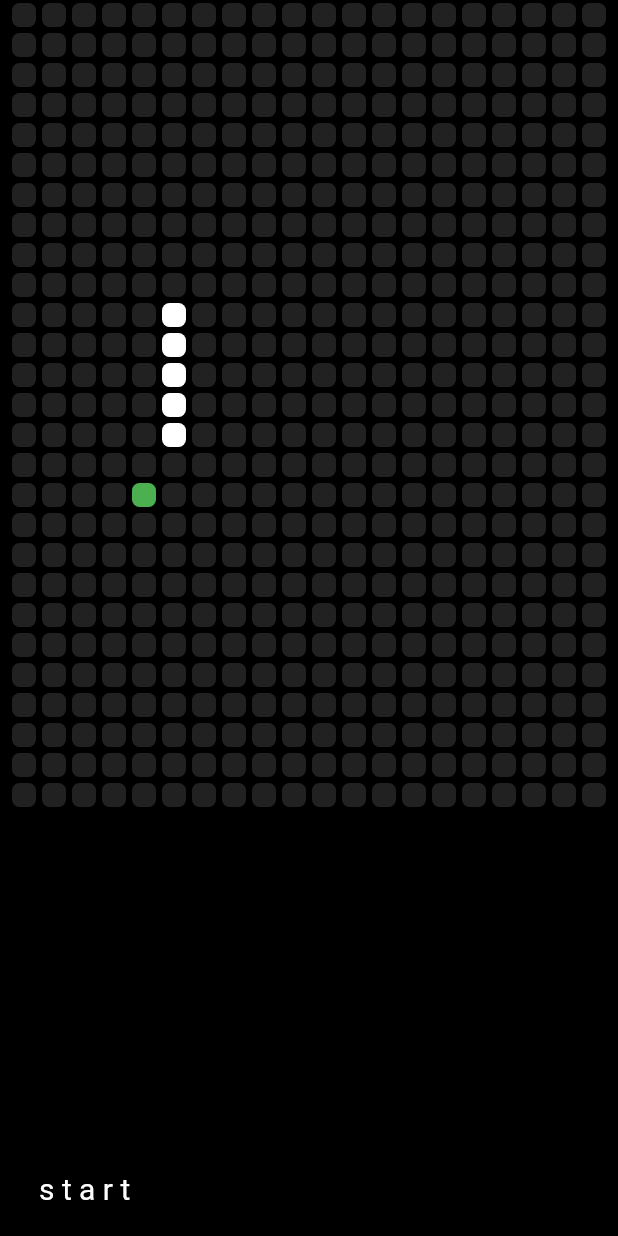
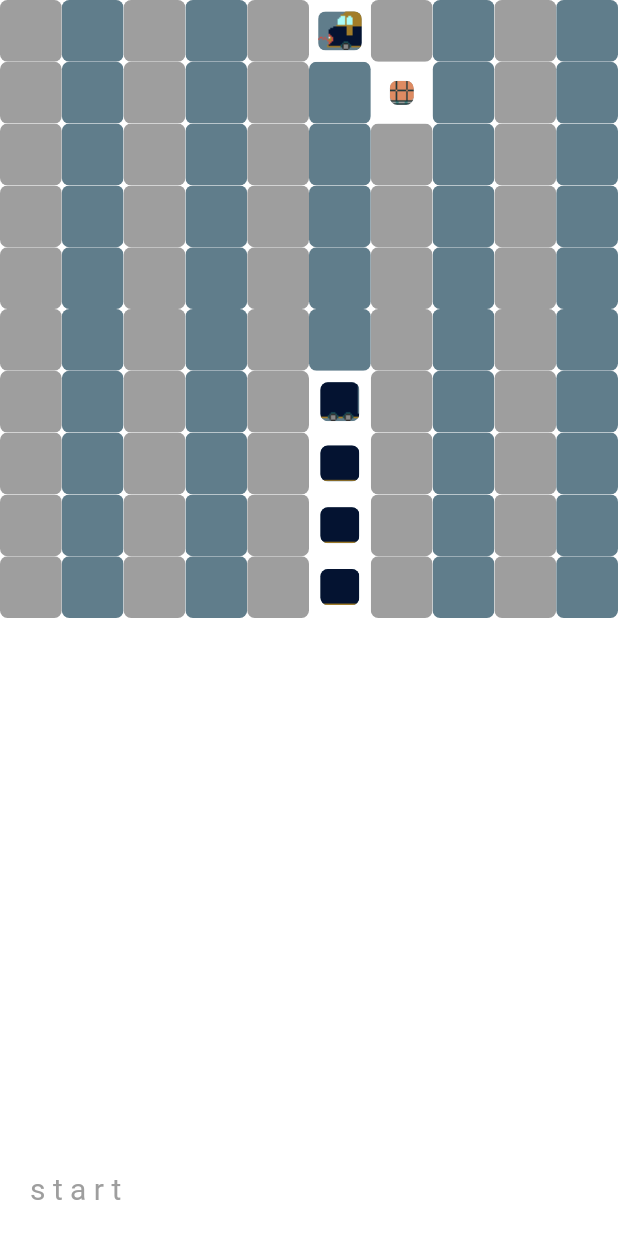
Before and after one commit to MatyasK/snaake, a Flutter app: the screen it shows after launch, after a tap on "s t a r t", on a phone screen of 412 x 824 dp. Run offline on Flutter 3.47's test engine with Material 2 defaults, Android fonts, the phone set to English and light mode, and no system bars.

Commit message:
small ref

```diff
--- a/lib/main.dart
+++ b/lib/main.dart
@@ -5,6 +5,51 @@ import 'dart:math';
 import 'package:flutter/material.dart';
 
 void main() => runApp(MyApp());
+
+enum SnakeDirection {
+  up,
+  down,
+  left,
+  right,
+}
+
+enum BoardTileType {
+  empty,
+  snakeHead,
+  snakeBody,
+  snakeTail,
+  food,
+}
+
+extension BoardTileBody on BoardTileType {
+  bool get isSnake =>
+      this == BoardTileType.snakeHead ||
+      this == BoardTileType.snakeBody ||
+      this == BoardTileType.snakeTail ||
+      this == BoardTileType.food;
+
+  String get bodyPartAssetUrl {
+    switch (this) {
+      case BoardTileType.snakeHead:
+        return 'assets/front.png';
+      case BoardTileType.snakeBody:
+        return 'assets/body.png';
+      case BoardTileType.snakeTail:
+        return 'assets/tail.png';
+      case BoardTileType.food:
+        return 'assets/pallet.png';
+      default:
+        return '';
+    }
+  }
+}
+
+extension SnakeDirectionText on SnakeDirection {
+  bool get isDown => this == SnakeDirection.down;
+  bool get isUp => this == SnakeDirection.up;
+  bool get isLeft => this == SnakeDirection.left;
+  bool get isRight => this == SnakeDirection.right;
+}
 
 class MyApp extends StatelessWidget {
   @override
@@ -23,12 +68,13 @@ class HomePage extends StatefulWidget {
 
 class _HomePageState extends State<HomePage> {
   static List<int> snakePosition = [45, 65, 85, 105, 125];
-  static int numberOfSquares = 540;
-  int numberInRow = 20;
+  static int numberOfSquares = 100;
+  int numberInRow = 10;
   bool gameHasStarted = false;
 
   static var randomNumber = Random();
   int food = randomNumber.nextInt(numberOfSquares - 1);
+
   void generateNewFood() {
     food = randomNumber.nextInt(numberOfSquares - 1);
   }
@@ -36,7 +82,7 @@ class _HomePageState extends State<HomePage> {
   void startGame() {
     gameHasStarted = true;
     snakePosition = [45, 65, 85, 105, 125];
-    const duration = const Duration(milliseconds: 150);
+    const duration = Duration(milliseconds: 150);
     Timer.periodic(duration, (Timer timer) {
       updateSnake();
       if (gameOver()) {
@@ -46,47 +92,39 @@ class _HomePageState extends State<HomePage> {
     });
   }
 
-  var direction = 'down';
+  SnakeDirection direction = SnakeDirection.down;
   void updateSnake() {
     setState(() {
-      switch (direction) {
-        case 'down':
+      if (direction.isDown) {
         if (snakePosition.last > numberOfSquares - numberInRow) {
-            snakePosition
-                .add(snakePosition.last + numberInRow - numberOfSquares);
+          snakePosition.add(snakePosition.last + numberInRow - numberOfSquares);
         } else {
           snakePosition.add(snakePosition.last + numberInRow);
         }
+      }
 
-          break;
-
-        case 'up':
+      if (direction.isUp) {
         if (snakePosition.last < numberInRow) {
-            snakePosition
-                .add(snakePosition.last - numberInRow + numberOfSquares);
+          snakePosition.add(snakePosition.last - numberInRow + numberOfSquares);
         } else {
           snakePosition.add(snakePosition.last - numberInRow);
         }
-          break;
+      }
 
-        case 'left':
+      if (direction.isLeft) {
         if (snakePosition.last % numberInRow == 0) {
           snakePosition.add(snakePosition.last - 1 + numberInRow);
         } else {
           snakePosition.add(snakePosition.last - 1);
         }
+      }
 
-          break;
-
-        case 'right':
+      if (direction.isRight) {
         if ((snakePosition.last + 1) % numberInRow == 0) {
           snakePosition.add(snakePosition.last + 1 - numberInRow);
         } else {
           snakePosition.add(snakePosition.last + 1);
         }
-          break;
-
-        default:
       }
 
       if (snakePosition.last == food) {
@@ -117,11 +155,11 @@ class _HomePageState extends State<HomePage> {
         context: context,
         builder: (BuildContext context) {
           return AlertDialog(
-            title: Text('GAME OVER'),
-            content: Text('You\'re score: ' + snakePosition.length.toString()),
+            title: const Text('GAME OVER'),
+            content: Text('You\'re score: ${snakePosition.length}'),
             actions: <Widget>[
               ElevatedButton(
-                child: Text('Play Again'),
+                child: const Text('Play Again'),
                 onPressed: () {
                   startGame();
                   Navigator.of(context).pop();
@@ -136,65 +174,69 @@ class _HomePageState extends State<HomePage> {
   Widget build(BuildContext context) {
     return Scaffold(
       //appBar: AppBar(),
-      backgroundColor: Colors.black,
+      backgroundColor: Colors.white,
       body: Center(
-        child: Container(
-          width: 400,
+        child: SizedBox(
+          width: double.infinity,
           child: Column(
             children: <Widget>[
               Expanded(
                 child: GestureDetector(
                   onVerticalDragUpdate: (details) {
-                    if (direction != 'up' && details.delta.dy > 0) {
-                      direction = 'down';
-                    } else if (direction != 'down' && details.delta.dy < 0) {
-                      direction = 'up';
+                    if (!direction.isUp && details.delta.dy > 0) {
+                      direction = SnakeDirection.down;
+                    } else if (!direction.isDown && details.delta.dy < 0) {
+                      direction = SnakeDirection.up;
                     }
                   },
                   onHorizontalDragUpdate: (details) {
-                    if (direction != 'left' && details.delta.dx > 0) {
-                      direction = 'right';
-                    } else if (direction != 'right' && details.delta.dx < 0) {
-                      direction = 'left';
+                    if (!direction.isLeft && details.delta.dx > 0) {
+                      direction = SnakeDirection.right;
+                    } else if (!direction.isRight && details.delta.dx < 0) {
+                      direction = SnakeDirection.left;
                     }
                   },
-                  child: Container(
                   child: GridView.builder(
-                        physics: NeverScrollableScrollPhysics(),
+                      physics: const NeverScrollableScrollPhysics(),
                       itemCount: numberOfSquares,
                       gridDelegate: SliverGridDelegateWithFixedCrossAxisCount(
                           crossAxisCount: numberInRow),
                       itemBuilder: (BuildContext context, int index) {
                         if (snakePosition.contains(index)) {
-                            return Center(
-                              child: Container(
-                                padding: EdgeInsets.all(2),
-                                child: ClipRRect(
-                                  borderRadius: BorderRadius.circular(5),
-                                  child: Container(
-                                    color: Colors.white,
-                                  ),
-                                ),
-                              ),
+                          // Check if this is the head of snake
+                          if (index == snakePosition.last) {
+                            return BoardTile(
+                              isOdd: index.isOdd,
+                              boardTileType: BoardTileType.snakeHead,
                             );
                           }
+
+                          // Check if this is the tail of snake
+                          if (index == snakePosition.first) {
+                            return BoardTile(
+                              isOdd: index.isOdd,
+                              boardTileType: BoardTileType.snakeTail,
+                            );
+                          }
+
+                          return BoardTile(
+                            isOdd: index.isOdd,
+                            boardTileType: BoardTileType.snakeBody,
+                          );
+                        }
+
                         if (index == food) {
-                            return Container(
-                              padding: EdgeInsets.all(2),
-                              child: ClipRRect(
-                                  borderRadius: BorderRadius.circular(5),
-                                  child: Container(color: Colors.green)),
+                          return BoardTile(
+                            isOdd: index.isOdd,
+                            boardTileType: BoardTileType.food,
                           );
                         } else {
-                            return Container(
-                              padding: EdgeInsets.all(2),
-                              child: ClipRRect(
-                                  borderRadius: BorderRadius.circular(5),
-                                  child: Container(color: Colors.grey[900])),
+                          return BoardTile(
+                            isOdd: index.isOdd,
+                            boardTileType: BoardTileType.empty,
                           );
                         }
                       }),
-                  ),
                 ),
               ),
               Padding(
@@ -209,12 +251,11 @@ class _HomePageState extends State<HomePage> {
                           startGame();
                         }
                       },
-                      child: Text(
+                      child: const Text(
                         's t a r t',
-                        style: TextStyle(color: Colors.white, fontSize: 20),
+                        style: TextStyle(color: Colors.grey, fontSize: 20),
                       ),
                     ),
-
                   ],
                 ),
               )
@@ -225,3 +266,28 @@ class _HomePageState extends State<HomePage> {
     );
   }
 }
+
+class BoardTile extends StatelessWidget {
+  const BoardTile({
+    Key? key,
+    required this.isOdd,
+    required this.boardTileType,
+  }) : super(key: key);
+
+  final bool isOdd;
+  final BoardTileType boardTileType;
+
+  @override
+  Widget build(BuildContext context) {
+    return Center(
+      child: ClipRRect(
+        borderRadius: BorderRadius.circular(5),
+        child: Container(
+            color: isOdd ? Colors.blueGrey : Colors.grey,
+            child: boardTileType.isSnake
+                ? Image(image: AssetImage(boardTileType.bodyPartAssetUrl))
+                : null),
+      ),
+    );
+  }
+}
```
Lines whose indentation alone changed are shown as unchanged.
